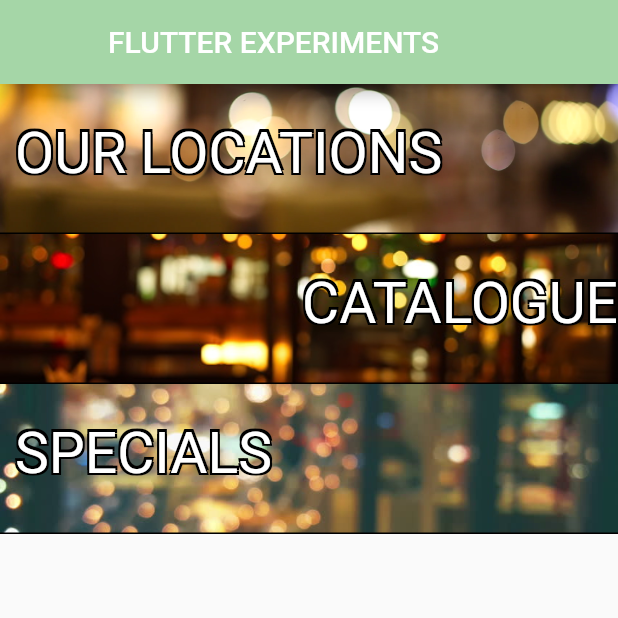
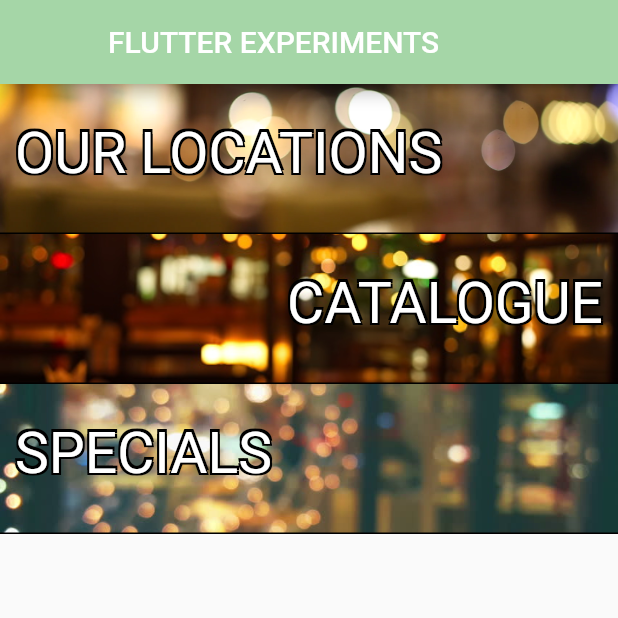
Before and after one commit to ntflix/cafe_template, a Flutter app: the NavPage screen opened by its route, on a phone screen of 412 x 824 dp, the top half of it. Run offline on Flutter 3.47's test engine with Material 2 defaults, Android fonts, the phone set to English and light mode, and no system bars; our stand-ins replace cached_network_image, shared_preferences; accounts and stored records are empty; Roboto replaces fonts that are missing (Avenir).

Commit message:
fixed things, added item titles

```diff
--- a/lib/common/strings.dart
+++ b/lib/common/strings.dart
@@ -10,6 +10,12 @@ class Strings {
   static const String logoDark = "assets/cafe_logo.png";
 
   static ThemeColors colors = new ThemeColors();
+
+  static final itemTextStyle = new TextStyle(
+    fontFamily: "Helvetica Neue",
+    color: Color.fromRGBO(70, 70, 70, 1.0),
+    fontSize: 18,
+  );
 
   static final imageTextStyle = new TextStyle(
       fontFamily: "Avenir",
--- a/lib/common/widgets/navigation_box.dart
+++ b/lib/common/widgets/navigation_box.dart
@@ -51,7 +51,7 @@ class NavBoxBuilder extends StatelessWidget {
         ),
 
         child: Container(
-          padding: const EdgeInsets.fromLTRB(10, 24, 0, 0), // 100 : 24 | 80 : 14
+          padding: const EdgeInsets.fromLTRB(10, 24, 10, 0), // 100 : 24 | 80 : 14
           child: Text(
             this.navBoxItem.text,
             textAlign: this.navBoxItem.textAlign,
```
Also changed, not shown: lib/common/widgets/item.dart (+13 -0 lines), 2 other files.
